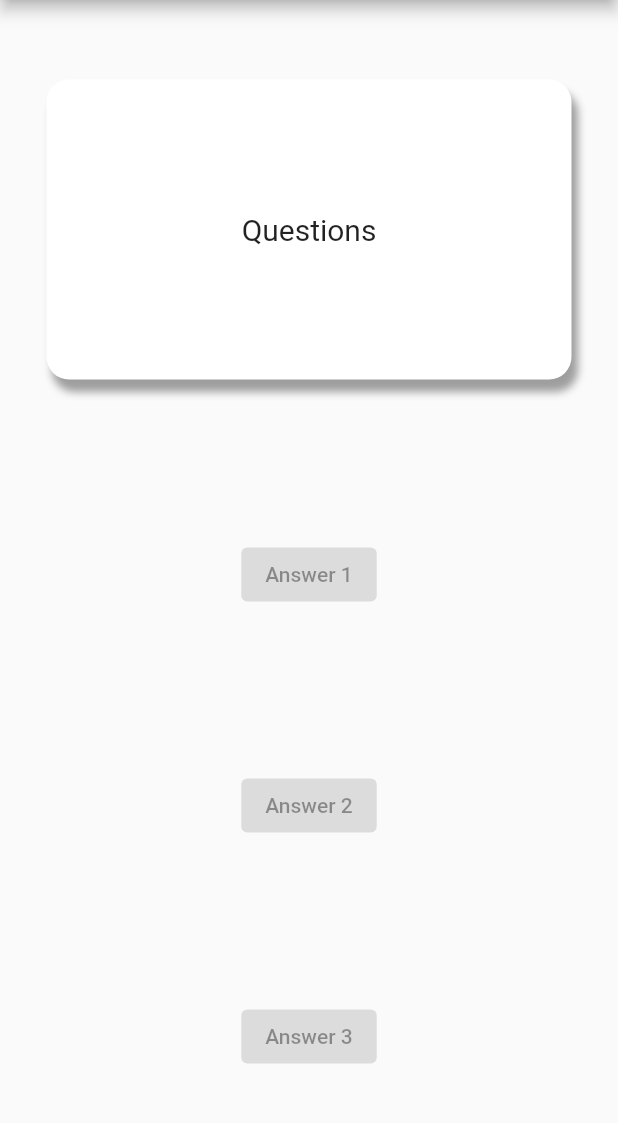
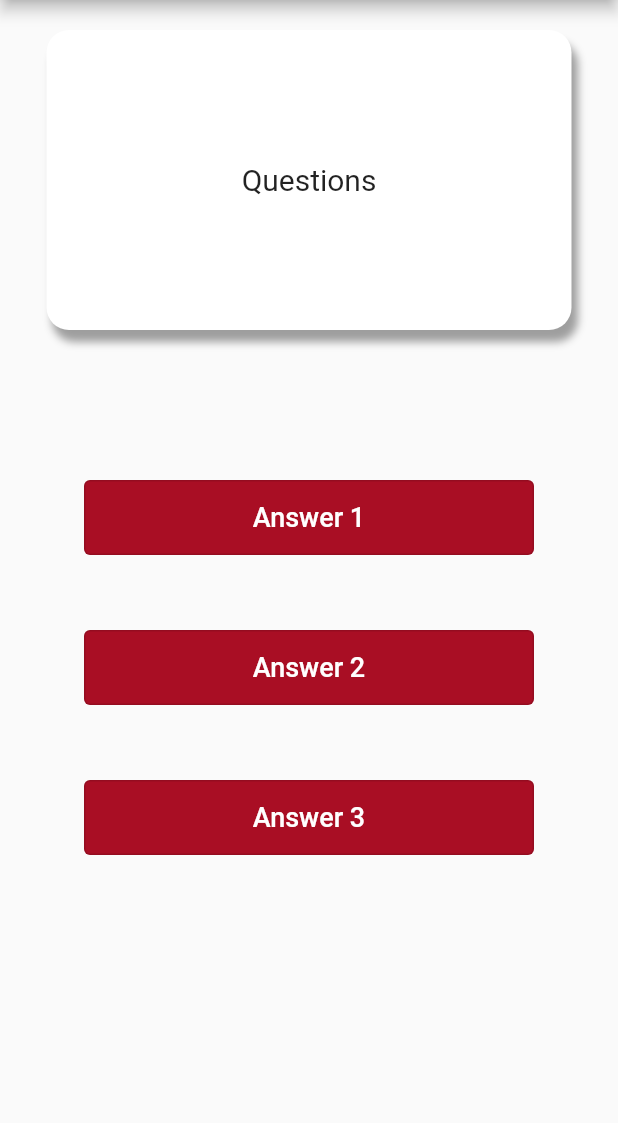
Before and after one commit to Medhat-Assem/quiz_app, a Flutter app: the screen it shows after launch, on a phone screen of 412 x 824 dp, the part 84-1207 px from its top. Run offline on Flutter 3.47's test engine with Material 2 defaults, Android fonts, the phone set to English and light mode, and no system bars.

Commit message:
Answerd Button

```diff
--- a/lib/main.dart
+++ b/lib/main.dart
@@ -1,6 +1,7 @@
 import 'package:flutter/material.dart';
 import 'widgets/questions_container.dart';
 import 'widgets/questions.dart';
+import 'widgets/answer_button.dart';
 
 main() => runApp(const MyApp());
 
@@ -23,19 +24,44 @@ class _MyAppState extends State<MyApp> {
               backgroundColor: const Color(0xFFA90E24),
             ),
             body: Center(
+              child: Padding(
+                padding: const EdgeInsets.only(
+                  top: 20,
+                ),
                 child: Column(
-          mainAxisAlignment: MainAxisAlignment.spaceAround,
+                  //mainAxisAlignment: MainAxisAlignment.spaceBetween,
                   children: <Widget>[
                     QuestionsContainer(
                         text: Questions(
                       text: 'Questions',
                     )),
-            ElevatedButton(onPressed: null, child: Text('Answer 1')),
-            ElevatedButton(onPressed: null, child: Text('Answer 2')),
-            ElevatedButton(onPressed: null, child: Text('Answer 3'))
+                    Padding(
+                        padding: const EdgeInsets.only(top: 50),
+                        child: Column(
+                          children: [
+                            AnswerButton(
+                              onPress: () {
+                                print('Button Presssed');
+                              },
+                              text: 'Answer 1',
+                            ),
+                            AnswerButton(
+                              onPress: () {
+                                print('Button Presssed');
+                              },
+                              text: 'Answer 2',
+                            ),
+                            AnswerButton(
+                              onPress: () {
+                                print('Button Presssed');
+                              },
+                              text: 'Answer 3',
+                            ),
+                          ],
+                        ))
                   ],
                 ),
               ),
-    ));
+            )));
   }
 }
--- /dev/null
+++ b/lib/widgets/answer_button.dart
@@ -0,0 +1,35 @@
+import 'package:flutter/material.dart';
+
+class AnswerButton extends StatelessWidget {
+  double? width, height, fontSize;
+  Function()? onPress;
+  var text;
+  Color? color, backgroundColor;
+  AnswerButton(
+      {super.key,
+      this.width = 300,
+      this.height = 50,
+      this.fontSize = 18,
+      required this.onPress,
+      this.backgroundColor = const Color(0xFFA90E24),
+      this.color = Colors.white,
+      required this.text});
+
+  @override
+  Widget build(BuildContext context) {
+    return Padding(
+        padding: EdgeInsets.only(top: 50),
+        child: SizedBox(
+          width: width,
+          height: height,
+          child: OutlinedButton(
+            onPressed: onPress,
+            style: OutlinedButton.styleFrom(backgroundColor: backgroundColor),
+            child: Text(
+              text,
+              style: TextStyle(color: color, fontSize: fontSize),
+            ),
+          ),
+        ));
+  }
+}
```
Lines whose indentation alone changed are shown as unchanged.
